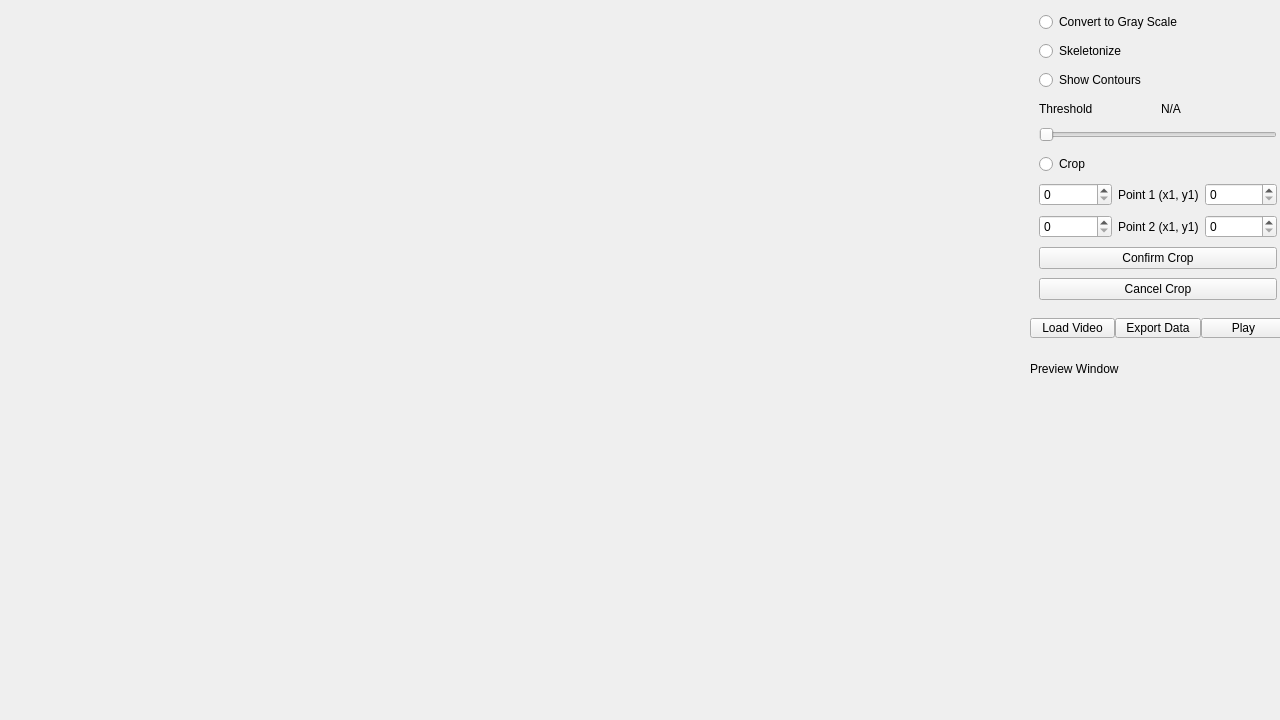
Old version of the form form.ui in the repository prajwaltr93/Image-Processing-Util.
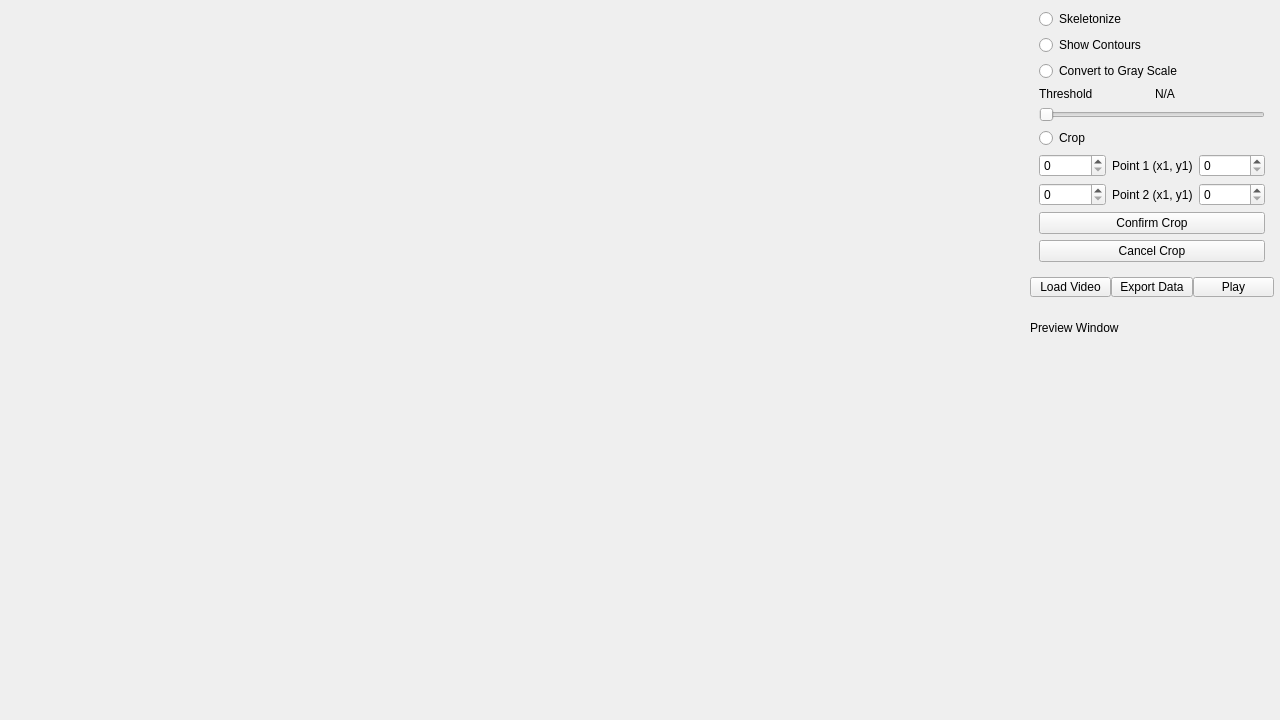
New version of the form.

Commit message: fix: remove group box and add min size hint to preview window

```diff
--- a/form.ui
+++ b/form.ui
@@ -31,21 +31,14 @@
     <rect>
      <x>1030</x>
      <y>0</y>
-     <width>256</width>
-     <height>711</height>
+     <width>244</width>
+     <height>598</height>
     </rect>
    </property>
    <layout class="QVBoxLayout" name="verticalLayout_3">
     <item>
      <widget class="QWidget" name="widget_2" native="true">
       <layout class="QVBoxLayout" name="verticalLayout_2">
-       <item>
-        <widget class="QRadioButton" name="convertGrayScale">
-         <property name="text">
-          <string>Convert to Gray Scale</string>
-         </property>
-        </widget>
-       </item>
        <item>
         <widget class="QRadioButton" name="skeletonize">
          <property name="text">
@@ -60,6 +53,13 @@
          </property>
         </widget>
        </item>
+       <item>
+        <widget class="QRadioButton" name="convertGrayScale">
+         <property name="text">
+          <string>Convert to Gray Scale</string>
+         </property>
+        </widget>
+       </item>
        <item>
         <layout class="QVBoxLayout" name="verticalLayout">
          <item>
@@ -226,6 +226,12 @@
     </item>
     <item>
      <widget class="QLabel" name="previewWindow">
+      <property name="minimumSize">
+       <size>
+        <width>200</width>
+        <height>200</height>
+       </size>
+      </property>
       <property name="maximumSize">
        <size>
         <width>16777215</width>
```
Left out of the diff: 2 changed lines with no effect on the pictures. The commit also changes 2 other files.
